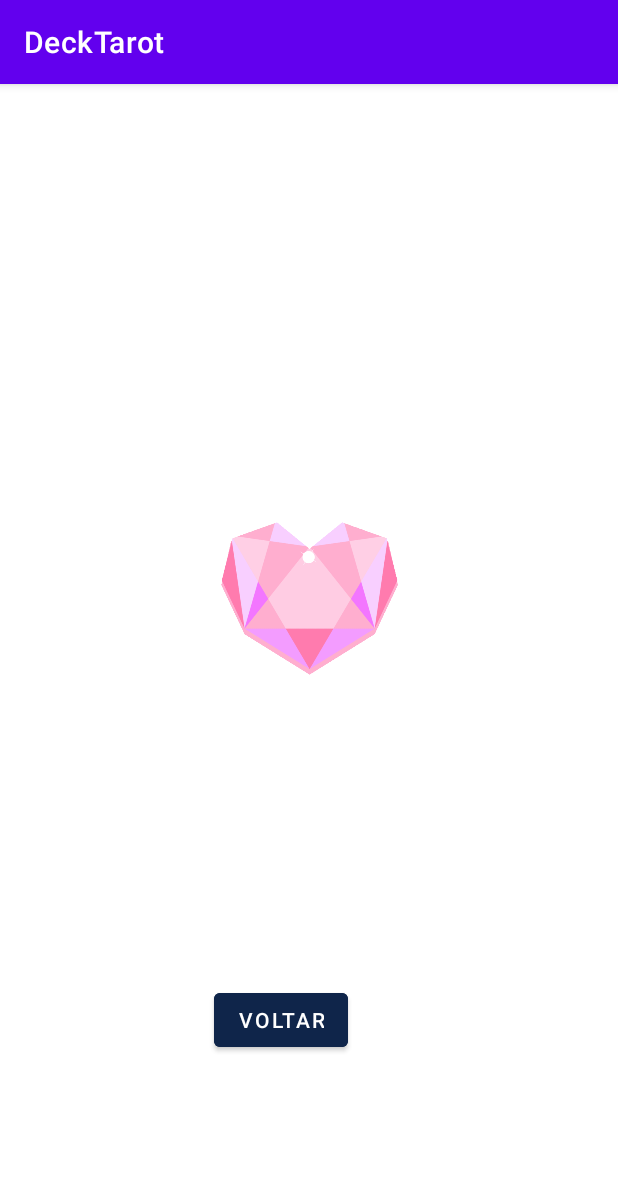
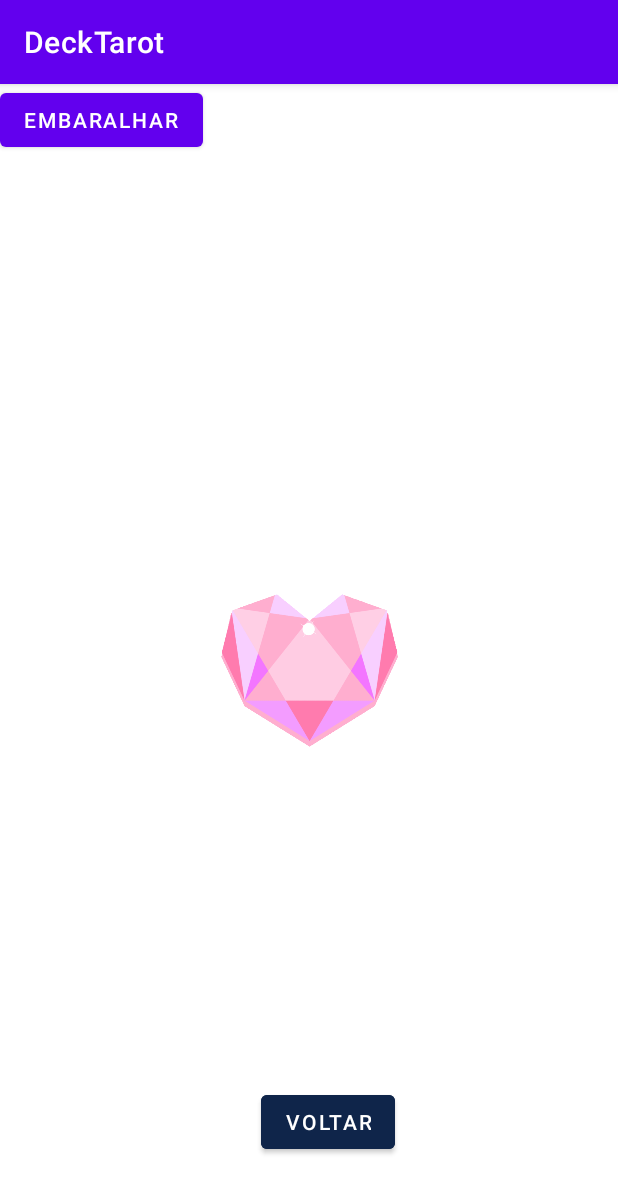
Before and after one commit to Raqiel/DeckTarot, an Android app: the screen it shows after launch (UmaCarta), after a tap on "UMA CARTA", on a phone screen of 412 x 824 dp. Shown: the top 1193 px of the screen. Run offline under Robolectric (Android 15) with nearby library versions, the phone set to English and light mode, and no system bars.

Commit message:
Random images on activity uma carta

```diff
--- a/app/src/main/java/com/example/decktarot/MainActivity.java
+++ b/app/src/main/java/com/example/decktarot/MainActivity.java
@@ -7,6 +7,8 @@ import android.content.Intent;
 import android.os.Bundle;
 import android.view.View;
 import android.widget.Toast;
+
+import java.util.Random;
 
 public class MainActivity extends AppCompatActivity implements View.OnClickListener {
 
--- a/app/src/main/java/com/example/decktarot/UmaCarta.java
+++ b/app/src/main/java/com/example/decktarot/UmaCarta.java
@@ -3,12 +3,34 @@ package com.example.decktarot;
 import androidx.appcompat.app.AppCompatActivity;
 
 import android.os.Bundle;
+import android.view.View;
+import android.widget.ImageView;
+
+import java.util.Random;
 
 public class UmaCarta extends AppCompatActivity {
+
+    private static final Random rgenerador = new Random();
+    private static final Integer[] imagenesID =
+            {R.drawable.as_de_copas, R.drawable.cinco_de_copas, R.drawable.dois_de_copas, R.drawable.as_de_espadas};
 
     @Override
     protected void onCreate(Bundle savedInstanceState) {
         super.onCreate(savedInstanceState);
         setContentView(R.layout.activity_uma_carta);
+
+        Integer q = imagenesID[rgenerador.nextInt(imagenesID.length)];
+        final ImageView iv = (ImageView) findViewById(R.id.imageView_primeira_carta_taça_um);
+
+        View nextButton = findViewById(R.id.button_embaralhar_taça_um);
+        nextButton.setOnClickListener(new View.OnClickListener() {
+            @Override
+            public void onClick(View view) {
+                int resource =
+                        imagenesID[rgenerador.nextInt(imagenesID.length)];
+                iv.setImageResource(resource);
+
+            }
+        });
     }
 }
--- a/app/src/main/res/layout/activity_uma_carta.xml
+++ b/app/src/main/res/layout/activity_uma_carta.xml
@@ -7,7 +7,7 @@
     tools:context=".UmaCarta">
 
     <ImageView
-        android:id="@+id/imageView_uma_carta"
+        android:id="@+id/imageView_primeira_carta_taça_um"
         android:layout_width="259dp"
         android:layout_height="395dp"
         app:layout_constraintBottom_toTopOf="@+id/button_voltar_taça_uma_carta"
@@ -21,11 +21,19 @@
         android:id="@+id/button_voltar_taça_uma_carta"
         android:layout_width="wrap_content"
         android:layout_height="wrap_content"
-        android:layout_marginBottom="120dp"
+        android:layout_marginBottom="52dp"
         android:backgroundTint="#0F254A"
         android:text="@string/voltar"
         app:layout_constraintBottom_toBottomOf="parent"
         app:layout_constraintEnd_toEndOf="parent"
-        app:layout_constraintHorizontal_bias="0.443"
+        app:layout_constraintHorizontal_bias="0.54"
         app:layout_constraintStart_toStartOf="parent" />
+
+    <Button
+        android:id="@+id/button_embaralhar_taça_um"
+        android:layout_width="wrap_content"
+        android:layout_height="wrap_content"
+        android:text="Embaralhar"
+        tools:layout_editor_absoluteX="168dp"
+        tools:layout_editor_absoluteY="573dp" />
 </androidx.constraintlayout.widget.ConstraintLayout>
```
